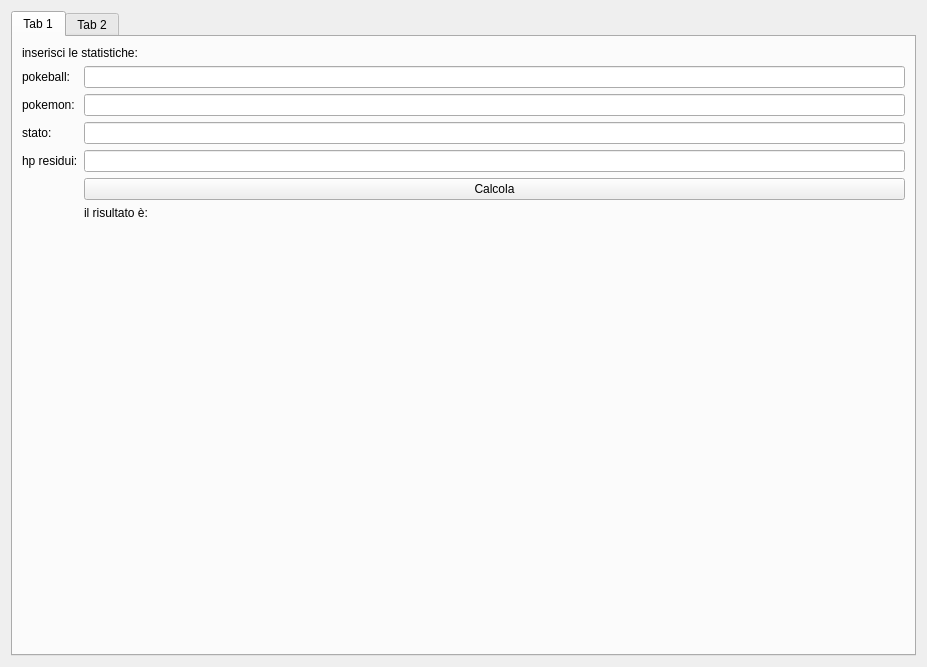
This is view/ui/layout pokemon.ui in DavideNunin/poke as Qt 5 draws it before an edit. The edited form follows.
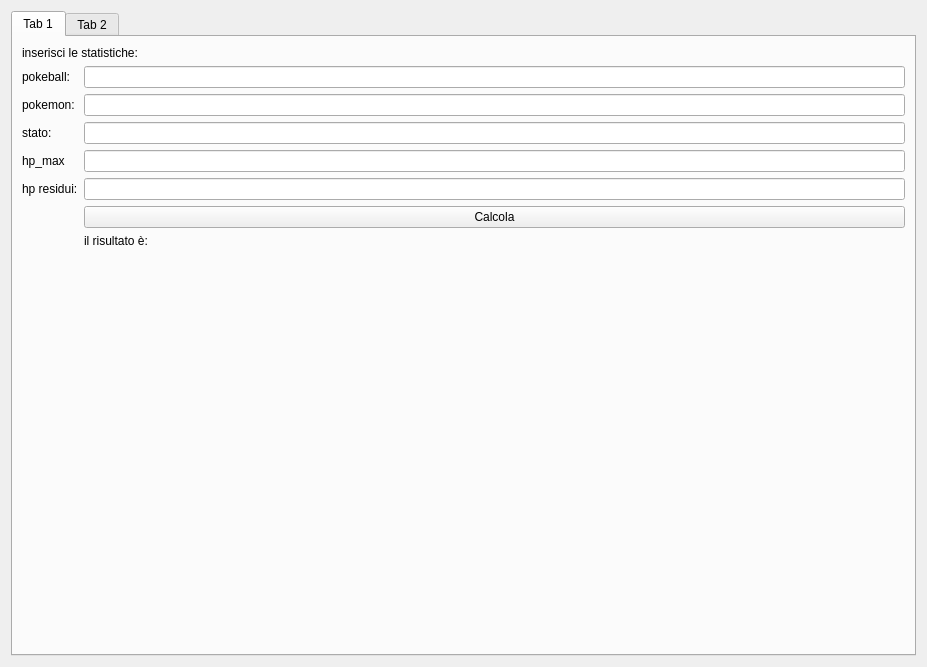
This is the edited form.

Diff of the .ui file:
```diff
--- a/view/ui/layout pokemon.ui
+++ b/view/ui/layout pokemon.ui
@@ -63,17 +63,17 @@
          <item row="3" column="1">
           <widget class="QLineEdit" name="status"/>
          </item>
-         <item row="5" column="0">
-          <widget class="QLabel" name="hp_label">
+         <item row="6" column="0">
+          <widget class="QLabel" name="hp_c_label">
            <property name="text">
             <string>hp residui:</string>
            </property>
           </widget>
          </item>
-         <item row="5" column="1">
-          <widget class="QLineEdit" name="hp"/>
+         <item row="6" column="1">
+          <widget class="QLineEdit" name="hp_c"/>
          </item>
-         <item row="10" column="0">
+         <item row="11" column="0">
           <spacer name="horizontalSpacer">
            <property name="orientation">
             <enum>Qt::Horizontal</enum>
@@ -86,20 +86,30 @@
            </property>
           </spacer>
          </item>
-         <item row="10" column="1">
-          <widget class="QPushButton" name="pushButton">
-           <property name="text">
-            <string>Calcola</string>
-           </property>
-          </widget>
-         </item>
          <item row="11" column="1">
+          <widget class="QPushButton" name="button">
+           <property name="text">
+            <string>Calcola</string>
+           </property>
+          </widget>
+         </item>
+         <item row="12" column="1">
           <widget class="QLabel" name="result_label">
            <property name="text">
             <string>il risultato è:</string>
            </property>
           </widget>
          </item>
+         <item row="5" column="1">
+          <widget class="QLineEdit" name="hp_max"/>
+         </item>
+         <item row="5" column="0">
+          <widget class="QLabel" name="hp_max_label">
+           <property name="text">
+            <string>hp_max</string>
+           </property>
+          </widget>
+         </item>
         </layout>
        </item>
       </layout>
```
